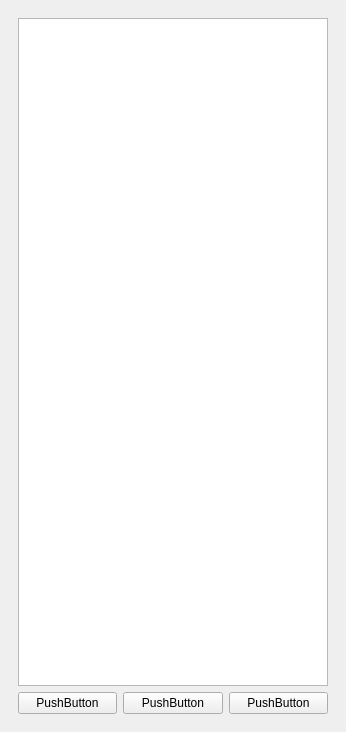
Old version of the form src/plotseditor.ui in the repository KDE/khipu.
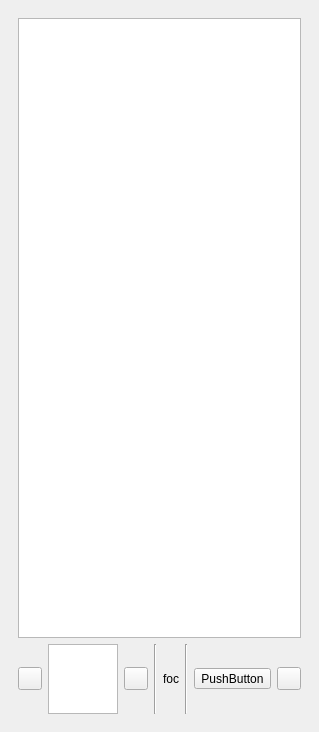
New version of the form. The open tabs and pages were chosen to show the change. Icons and pictures are not drawn. Custom widgets are drawn as their Qt base class.

Commit message: PlotsEditor buttons/commands done

```diff
--- a/src/plotseditor.ui
+++ b/src/plotseditor.ui
@@ -6,7 +6,7 @@
    <rect>
     <x>0</x>
     <y>0</y>
-    <width>346</width>
+    <width>282</width>
     <height>732</height>
    </rect>
   </property>
@@ -67,23 +67,67 @@
           <item>
            <layout class="QHBoxLayout" name="horizontalLayout">
             <item>
-             <widget class="QPushButton" name="pushButton">
+             <widget class="QToolButton" name="toolButton">
               <property name="text">
-               <string>PushButton</string>
+               <string/>
               </property>
              </widget>
             </item>
             <item>
-             <widget class="QPushButton" name="pushButton_2">
+             <widget class="ExpressionEdit" name="plainTextEdit_10">
+              <property name="sizePolicy">
+               <sizepolicy hsizetype="Expanding" vsizetype="Preferred">
+                <horstretch>0</horstretch>
+                <verstretch>0</verstretch>
+               </sizepolicy>
+              </property>
+             </widget>
+            </item>
+            <item>
+             <widget class="QToolButton" name="toolButton_2">
               <property name="text">
-               <string>PushButton</string>
+               <string/>
               </property>
              </widget>
             </item>
             <item>
-             <widget class="QPushButton" name="pushButton_3">
+             <widget class="Line" name="line_2">
+              <property name="orientation">
+               <enum>Qt::Vertical</enum>
+              </property>
+             </widget>
+            </item>
+            <item>
+             <widget class="QLabel" name="label_4">
               <property name="text">
+               <string>foc</string>
+              </property>
+             </widget>
+            </item>
+            <item>
+             <widget class="Line" name="line_3">
+              <property name="orientation">
+               <enum>Qt::Vertical</enum>
+              </property>
+             </widget>
+            </item>
+            <item>
+             <widget class="QToolButton" name="toolButton_5">
+              <property name="text">
                <string>PushButton</string>
+              </property>
+              <property name="icon">
+               <iconset theme="formula"/>
+              </property>
+             </widget>
+            </item>
+            <item>
+             <widget class="QToolButton" name="toolButton_3">
+              <property name="text">
+               <string/>
+              </property>
+              <property name="icon">
+               <iconset theme="list-remove"/>
               </property>
              </widget>
             </item>
```
Left out of the diff: 9 changed lines with no effect on the pictures. The commit also changes 3 other files.
